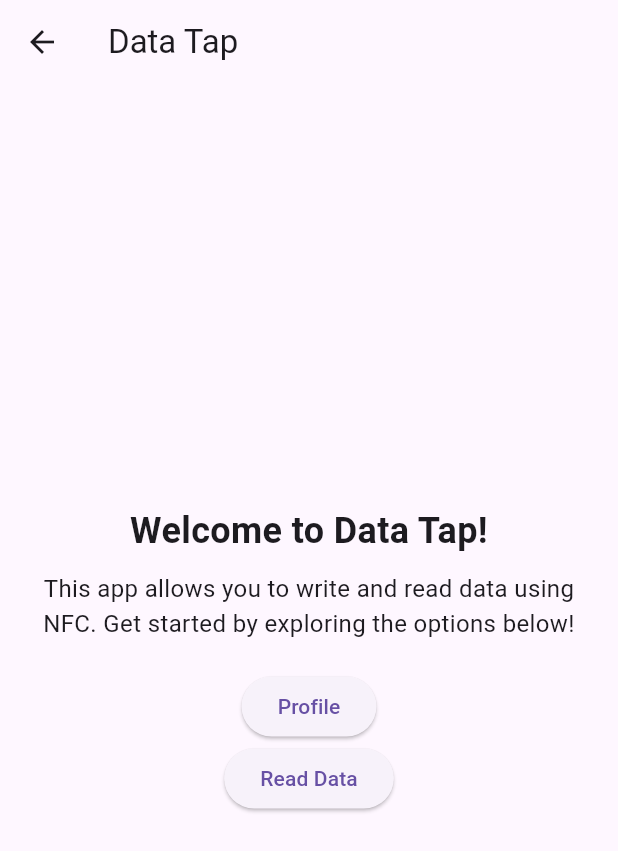
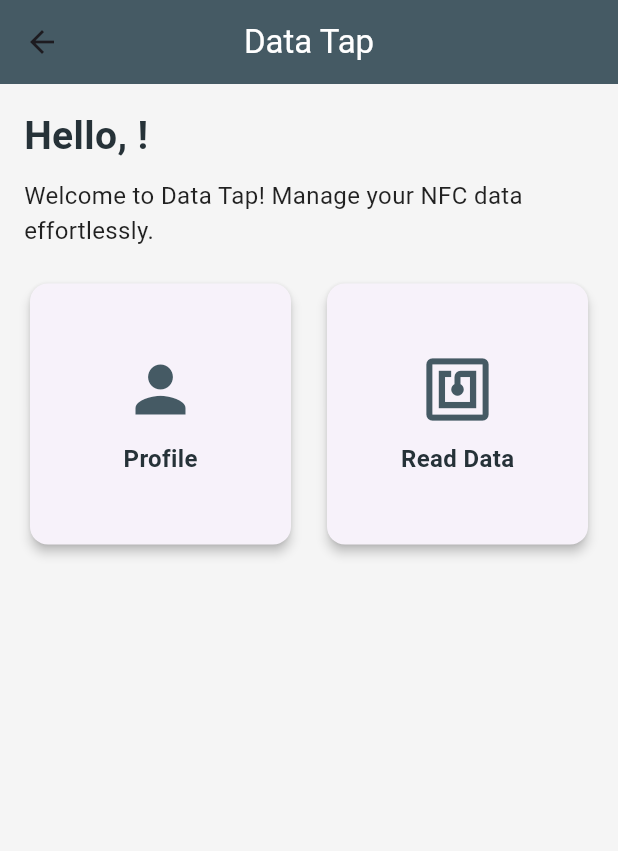
Before and after one commit to webh-771/data-tap, a Flutter app: the HomePage screen opened directly, on a phone screen of 412 x 824 dp. Shown: the top 851 px of the screen. Run offline on Flutter 3.47's test engine with Material 3 defaults, Android fonts, the phone set to English and light mode, and no system bars; our stand-ins replace cloud_firestore, firebase_auth, firebase_core; missing offline and left inert: nfc_manager; accounts and stored records are empty.

Commit message:
Added db connectivity

```diff
--- a/lib/screens/homepage.dart
+++ b/lib/screens/homepage.dart
@@ -1,64 +1,117 @@
 import 'package:flutter/material.dart';
-import 'profilepage.dart'; // Import your ProfilePage
-import 'read_page.dart';  // Import your ReadPage
+import 'package:cloud_firestore/cloud_firestore.dart';
+import 'profilepage.dart';
+import 'read_page.dart';
 
-class HomePage extends StatelessWidget {
-  final String uid; // Add a uid parameter to HomePage
+class HomePage extends StatefulWidget {
+  final String uid;
 
   const HomePage({Key? key, required this.uid}) : super(key: key);
 
   @override
+  _HomePageState createState() => _HomePageState();
+}
+
+class _HomePageState extends State<HomePage> {
+  String userName = "";
+
+  @override
+  void initState() {
+    super.initState();
+    _fetchUserName();
+  }
+
+  Future<void> _fetchUserName() async {
+    try {
+      DocumentSnapshot userDoc =
+      await FirebaseFirestore.instance.collection('user_profiles').doc(widget.uid).get();
+      setState(() {
+        userName = userDoc["Full Name"] ?? "User";
+      });
+    } catch (e) {
+      setState(() {
+        userName = "User";
+      });
+    }
+  }
+
+  @override
   Widget build(BuildContext context) {
     return Scaffold(
+      backgroundColor: Colors.grey[100],
       appBar: AppBar(
-        title: const Text('Data Tap'),
+        backgroundColor: Colors.blueGrey[700],
+        title: const Text('Data Tap', style: TextStyle(color: Colors.white)),
+        centerTitle: true,
       ),
       body: Padding(
         padding: const EdgeInsets.all(16.0),
         child: Column(
-          mainAxisAlignment: MainAxisAlignment.center,
+          crossAxisAlignment: CrossAxisAlignment.start,
           children: [
-            // App Introduction
-            const Text(
-              'Welcome to Data Tap!',
+            Text(
+              'Hello, $userName!',
               style: TextStyle(
-                fontSize: 24,
+                fontSize: 26,
                 fontWeight: FontWeight.bold,
+                color: Colors.blueGrey[900],
               ),
-              textAlign: TextAlign.center,
             ),
             const SizedBox(height: 10),
             const Text(
-              'This app allows you to write and read data using NFC. Get started by exploring the options below!',
-              style: TextStyle(fontSize: 16),
-              textAlign: TextAlign.center,
+              'Welcome to Data Tap! Manage your NFC data effortlessly.',
+              style: TextStyle(fontSize: 16, color: Colors.black87),
             ),
             const SizedBox(height: 20),
+            Expanded(
+              child: GridView.count(
+                crossAxisCount: 2,
+                crossAxisSpacing: 16,
+                mainAxisSpacing: 16,
+                children: [
+                  _buildDashboardCard(
+                    icon: Icons.person,
+                    label: 'Profile',
+                    onTap: () {
+                      Navigator.push(
+                        context,
+                        MaterialPageRoute(builder: (context) => ProfilePage(uid: widget.uid)),
+                      );
+                    },
+                  ),
+                  _buildDashboardCard(
+                    icon: Icons.nfc,
+                    label: 'Read Data',
+                    onTap: () {
+                      Navigator.push(
+                        context,
+                        MaterialPageRoute(builder: (context) => ReadPage(uid: widget.uid)),
+                      );
+                    },
+                  ),
+                ],
+              ),
+            ),
+          ],
+        ),
+      ),
+    );
+  }
 
-            // Profile Button
-            ElevatedButton(
-              onPressed: () {
-                Navigator.push(
-                  context,
-                  MaterialPageRoute(
-                    builder: (context) => ProfilePage(uid: uid), // Pass uid here
-                  ),
-                );
-              },
-              child: const Text('Profile'),
-            ),
-
-            // Read Data Button
-            ElevatedButton(
-              onPressed: () {
-                Navigator.push(
-                  context,
-                  MaterialPageRoute(
-                    builder: (context) => ReadPage(uid: uid), // Pass uid to ReadPage
-                  ),
-                );
-              },
-              child: const Text('Read Data'),
+  Widget _buildDashboardCard({required IconData icon, required String label, required VoidCallback onTap}) {
+    return GestureDetector(
+      onTap: onTap,
+      child: Card(
+        shape: RoundedRectangleBorder(borderRadius: BorderRadius.circular(12)),
+        elevation: 3,
+        child: Column(
+          mainAxisAlignment: MainAxisAlignment.center,
+          children: [
+            Icon(icon, size: 50, color: Colors.blueGrey[700]),
+            const SizedBox(height: 10),
+            Text(
+              label,
+              style: TextStyle(fontSize: 16, fontWeight: FontWeight.w600, color: Colors.blueGrey[900]),
             ),
           ],
         ),
--- a/pubspec.yaml
+++ b/pubspec.yaml
@@ -28,7 +28,7 @@ environment:
 # the latest version available on pub.dev. To see which dependencies have newer
 # versions available, run `flutter pub outdated`.
 dependencies:
-  intl: ^0.20.1
+  intl: 0.19.0
   flutter:
     sdk: flutter
   nfc_manager: ^3.5.0
@@ -36,6 +36,7 @@ dependencies:
   firebase_auth: ^5.4.1
   google_fonts: ^6.2.1
   cloud_firestore: ^5.6.2
+  local_auth: ^2.3.0
 
 
 
```
Also changed, not shown: lib/screens/profilepage.dart (+5 -7 lines), lib/screens/write_page.dart (+3 -6 lines), pubspec.lock, 4 other files.
